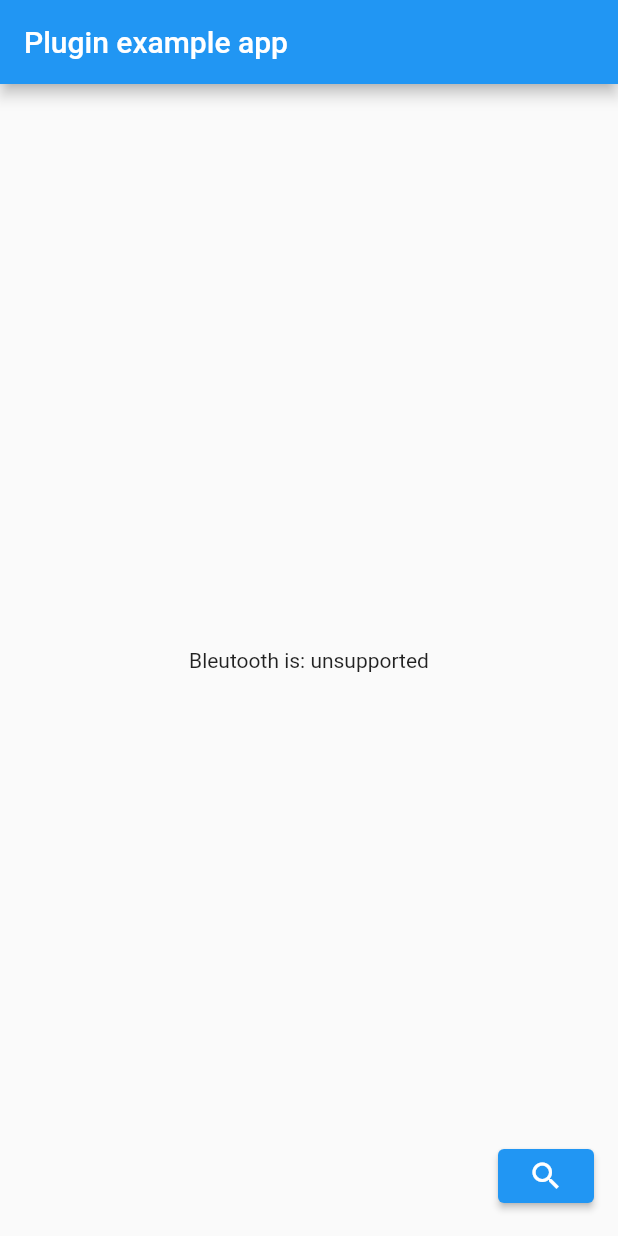
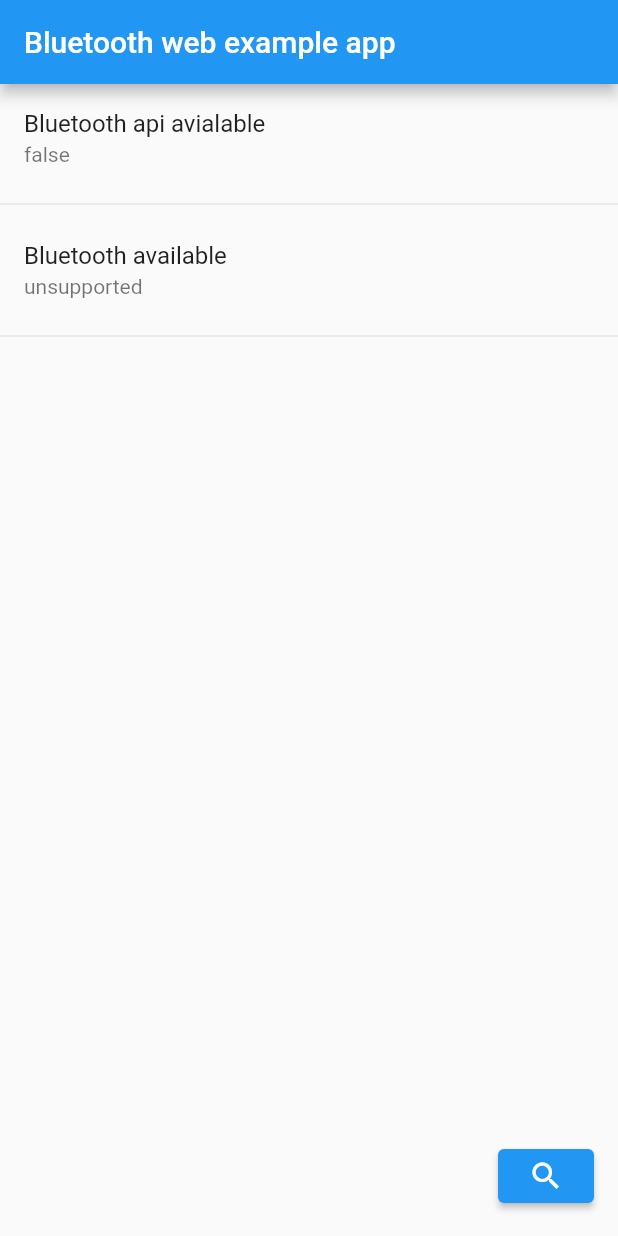
Before and after one commit to jeroen1602/flutter_web_bluetooth, a Flutter app: the screen it shows after launch, on a phone screen of 412 x 824 dp. Run offline on Flutter 3.47's test engine with Material 2 defaults, Android fonts, the phone set to English and light mode, and no system bars; our stand-ins replace js, rxdart; missing offline and left inert: dart:js, dart:js_util.

Commit message:
Updated main page for example

```diff
--- a/example/lib/main.dart
+++ b/example/lib/main.dart
@@ -1,5 +1,3 @@
-import 'dart:async';
-
 import 'package:flutter/material.dart';
 import 'package:flutter_web_bluetooth/flutter_web_bluetooth.dart';
 import 'package:flutter_web_bluetooth/native_web_bluetooth.dart';
@@ -14,7 +12,6 @@ class MyApp extends StatefulWidget {
 }
 
 class _MyAppState extends State<MyApp> {
-
   @override
   void initState() {
     super.initState();
@@ -22,25 +19,23 @@ class _MyAppState extends State<MyApp> {
 
   @override
   Widget build(BuildContext context) {
+    return StreamBuilder<bool>(
+      stream: FlutterWebBluetooth.instance.isAvailable,
+      initialData: false,
+      builder: (BuildContext context, AsyncSnapshot<bool> snapshot) {
+        final available = snapshot.requireData;
         return MaterialApp(
           home: Scaffold(
             appBar: AppBar(
-          title: const Text('Plugin example app'),
+              title: const SelectableText('Bluetooth web example app'),
             ),
-        body: Center(
-          child: StreamBuilder<bool>(
-            stream: FlutterWebBluetooth.instance.isAvailable,
-            initialData: false,
-            builder: (BuildContext context, AsyncSnapshot<bool> snapshot) {
-              final text = snapshot.requireData ? 'supported' : 'unsupported';
-              return Text('Bleutooth is: $text');
-            },
-          ),
+            body: MainPage(
+              isBluetoothAvailable: available,
             ),
             floatingActionButton: ElevatedButton(
                 onPressed: () {
-              FlutterWebBluetooth.instance.requestDevice(
-                      RequestOptions(acceptAllDevices: true))
+                  FlutterWebBluetooth.instance
+                      .requestDevice(RequestOptions(acceptAllDevices: true))
                       .then((device) {
                     // debugPrint("Device got! ${device.name}, ${device.id}");
                   });
@@ -48,5 +43,73 @@ class _MyAppState extends State<MyApp> {
                 child: Icon(Icons.search)),
           ),
         );
+      },
+    );
   }
 }
+
+class MainPage extends StatefulWidget {
+  final bool isBluetoothAvailable;
+
+  const MainPage({Key? key, required this.isBluetoothAvailable})
+      : super(key: key);
+
+  @override
+  State<StatefulWidget> createState() {
+    return MainPageState();
+  }
+}
+
+class MainPageState extends State<MainPage> {
+  @override
+  Widget build(BuildContext context) {
+    return Column(children: [
+      MainPageHeader(
+        isBluetoothAvailable: widget.isBluetoothAvailable,
+      ),
+      Divider(),
+    ]);
+  }
+}
+
+class MainPageHeader extends StatelessWidget {
+  MainPageHeader({Key? key, required this.isBluetoothAvailable})
+      : super(key: key);
+
+  final bool isBluetoothAvailable;
+
+  @override
+  Widget build(BuildContext context) {
+    final text = isBluetoothAvailable ? 'supported' : 'unsupported';
+
+    final screenWidth = MediaQuery.of(context).size.width;
+    final phoneSize = screenWidth <= 620.0;
+
+    final children = <Widget>[
+      Container(
+          width: phoneSize ? screenWidth : screenWidth * 0.5,
+          child: ListTile(
+            title: SelectableText('Bluetooth api avialable'),
+            subtitle: SelectableText(
+                FlutterWebBluetooth.instance.isBluetoothApiSupported
+                    ? 'true'
+                    : 'false'),
+          )),
+      Container(
+          width: phoneSize ? screenWidth : screenWidth * 0.5,
+          child: ListTile(
+            title: SelectableText('Bluetooth available'),
+            subtitle: SelectableText(text),
+          )),
+    ];
+
+    if (phoneSize) {
+      children.insert(1, Divider());
+      return Column(
+        children: children,
+      );
+    } else {
+      return Row(children: children);
+    }
+  }
+}
```
Lines whose indentation alone changed are shown as unchanged.
